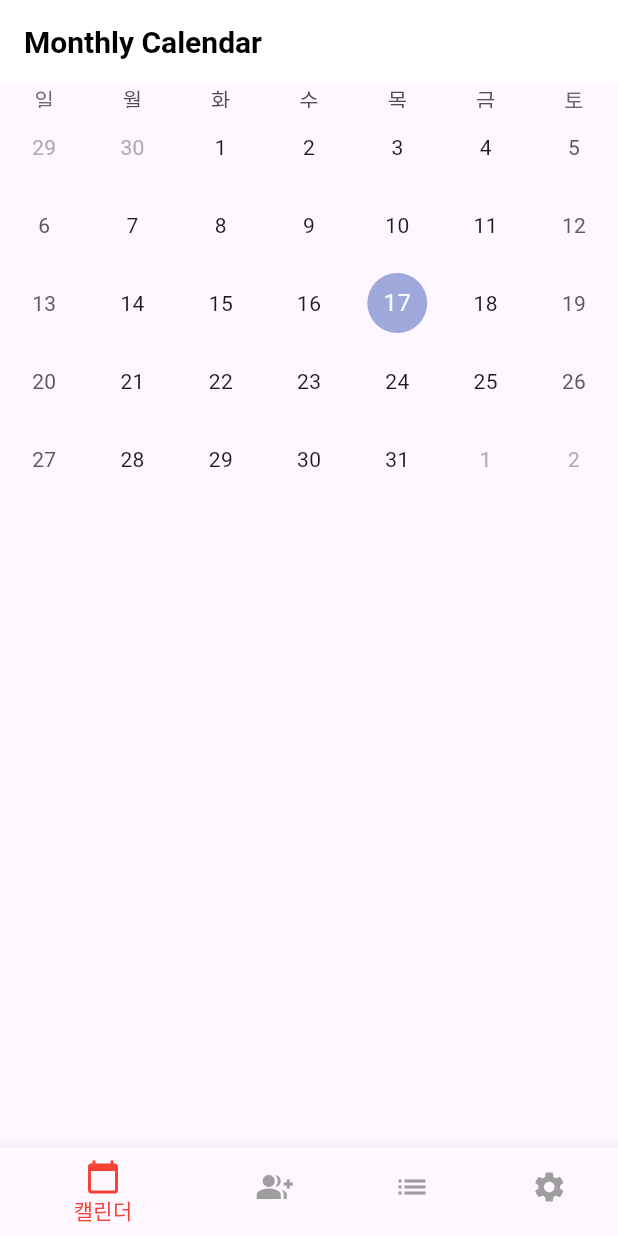
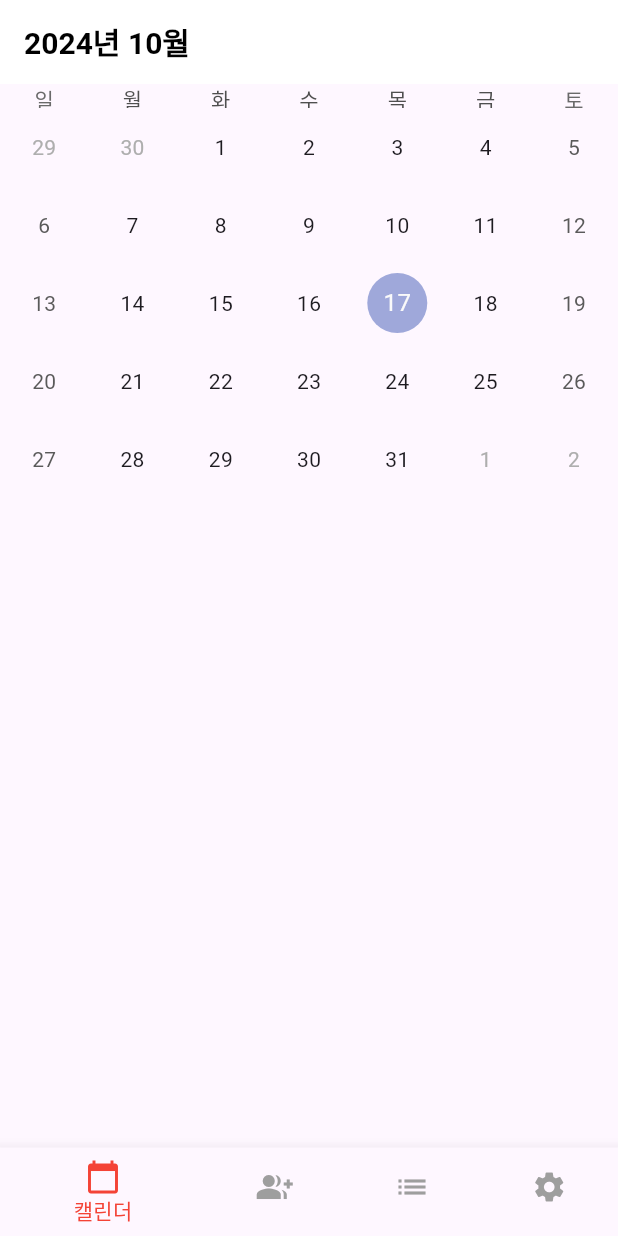
Before and after one commit to sjlee0303/2024_luckyton, a Flutter app: the screen it shows after launch, on a phone screen of 412 x 824 dp. Run offline on Flutter 3.47's test engine with Material 3 defaults, Android fonts, the phone set to English and light mode, and no system bars; drawn by our look-alikes of table_calendar.

Commit message:
ui 조금 수정

```diff
--- a/lib/main.dart
+++ b/lib/main.dart
@@ -97,12 +97,12 @@ class _CalendarPageState extends State<CalendarPage> {
         titleTextStyle: TextStyle(
           fontSize: 20, fontWeight: FontWeight.bold, color: Colors.black),
         backgroundColor: Colors.white,//배경색상 지정
-        title: Text('Monthly Calendar'),
+//        title: Text('Monthly Calendar'),
 //=======
-//        title: GestureDetector(
-//          onTap: () => _selectYearMonth(context),
-//          child: Text('${_focusedDay.year}년 ${_focusedDay.month}월'),
-//        ),
+        title: GestureDetector(
+          onTap: () => _selectYearMonth(context),
+          child: Text('${_focusedDay.year}년 ${_focusedDay.month}월'),
+        ),
 //>>>>>>> origin/yeeun
       ),
       body: Column(
```
